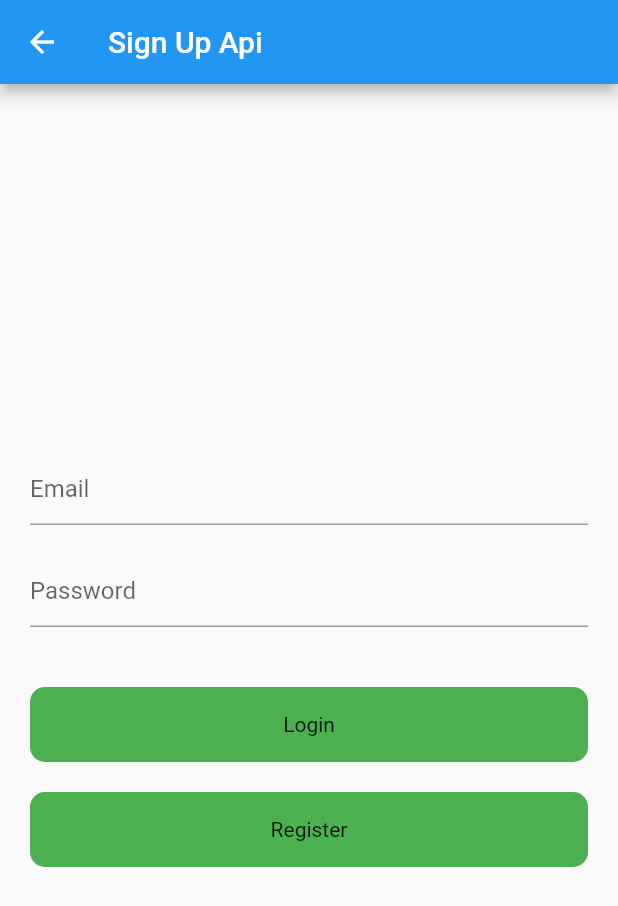
After one commit to Sherajul-Shakil/RestApiWithHttp, a Flutter app: the screen it shows after launch, after a tap on "register & Login", on a phone screen of 412 x 824 dp. The commit adds this screen. Shown: the top 906 px of the screen. Run offline on Flutter 3.47's test engine with Material 2 defaults, Android fonts, the phone set to English and light mode, and no system bars; network calls fail.

Commit message:
Register login with post api

```diff
--- /dev/null
+++ b/lib/postApi/registration_login.dart
@@ -0,0 +1,117 @@
+import 'dart:convert';
+
+import 'package:flutter/material.dart';
+import 'package:http/http.dart';
+import 'package:http/http.dart';
+
+class SignUpScreen extends StatefulWidget {
+  const SignUpScreen({Key? key}) : super(key: key);
+
+  @override
+  _SignUpScreenState createState() => _SignUpScreenState();
+}
+
+class _SignUpScreenState extends State<SignUpScreen> {
+  TextEditingController emailController = TextEditingController();
+  TextEditingController passwordController = TextEditingController();
+
+  void login(String email, password) async {
+    try {
+      Response response = await post(Uri.parse('https://reqres.in/api/login'),
+          body: {'email': email, 'password': password});
+
+      if (response.statusCode == 200) {
+        var data = jsonDecode(response.body.toString());
+        print(data['token']);
+        print('Login successfully');
+      } else {
+        print('failed');
+      }
+    } catch (e) {
+      print(e.toString());
+    }
+  }
+
+  void register(String email, password) async {
+    try {
+      Response response = await post(
+          Uri.parse('https://reqres.in/api/register'),
+          body: {'email': email, 'password': password});
+
+      if (response.statusCode == 200) {
+        var data = jsonDecode(response.body.toString());
+        print(data['token']);
+        print('Register successfully');
+      } else {
+        print('failed');
+      }
+    } catch (e) {
+      print(e.toString());
+    }
+  }
+
+  @override
+  Widget build(BuildContext context) {
+    return Scaffold(
+      appBar: AppBar(
+        title: const Text('Sign Up Api'),
+      ),
+      body: Padding(
+        padding: const EdgeInsets.all(20.0),
+        child: Column(
+          crossAxisAlignment: CrossAxisAlignment.center,
+          mainAxisAlignment: MainAxisAlignment.center,
+          children: [
+            TextFormField(
+              controller: emailController,
+              decoration: InputDecoration(hintText: 'Email'),
+            ),
+            SizedBox(
+              height: 20,
+            ),
+            TextFormField(
+              controller: passwordController,
+              decoration: InputDecoration(hintText: 'Password'),
+            ),
+            SizedBox(
+              height: 40,
+            ),
+            GestureDetector(
+              onTap: () {
+                login(emailController.text.toString(),
+                    passwordController.text.toString());
+              },
+              child: Container(
+                height: 50,
+                decoration: BoxDecoration(
+                    color: Colors.green,
+                    borderRadius: BorderRadius.circular(10)),
+                child: Center(
+                  child: Text('Login'),
+                ),
+              ),
+            ),
+            SizedBox(
+              height: 20,
+            ),
+            GestureDetector(
+              onTap: () {
+                register(emailController.text.toString(),
+                    passwordController.text.toString());
+              },
+              child: Container(
+                height: 50,
+                decoration: BoxDecoration(
+                    color: Colors.green,
+                    borderRadius: BorderRadius.circular(10)),
+                child: Center(
+                  child: Text('Register'),
+                ),
+              ),
+            ),
+          ],
+        ),
+      ),
+    );
+  }
+}
--- a/lib/screens/home_page.dart
+++ b/lib/screens/home_page.dart
@@ -1,5 +1,6 @@
 import 'package:flutter/material.dart';
 import 'package:rest_api_example/getApi/simple_json_with_model.dart';
+import 'package:rest_api_example/postApi/registration_login.dart';
 
 import '../getApi/complex_json_with_model.dart';
 import '../getApi/complex_json_without_model.dart';
@@ -42,7 +43,7 @@ class HomePage extends StatelessWidget {
                           builder: (context) => ComplexJsonWithModel()),
                     );
                   },
-                  child: Text("Complex JSON With Model")),
+                  child: Text("Simple JSON Without Model")),
               ElevatedButton(
                   onPressed: () {
                     Navigator.push(
@@ -51,7 +52,15 @@ class HomePage extends StatelessWidget {
                           builder: (context) => ComplexJsonWithoutModel()),
                     );
                   },
-                  child: Text("Complex JSON Without Model")),
+                  child: Text("Simple JSON Without Model")),
+              ElevatedButton(
+                  onPressed: () {
+                    Navigator.push(
+                      context,
+                      MaterialPageRoute(builder: (context) => SignUpScreen()),
+                    );
+                  },
+                  child: Text("register & Login")),
             ],
           ),
         ),
--- a/pubspec.yaml
+++ b/pubspec.yaml
@@ -35,6 +35,7 @@ dependencies:
   # Use with the CupertinoIcons class for iOS style icons.
   cupertino_icons: ^1.0.2
   http: ^0.13.5
+  modal_progress_hud_nsn: ^0.3.0
 
 dev_dependencies:
   flutter_test:
```
Also changed, not shown: lib/models/user_model.dart (+6 -6 lines), pubspec.lock, 3 other files.
